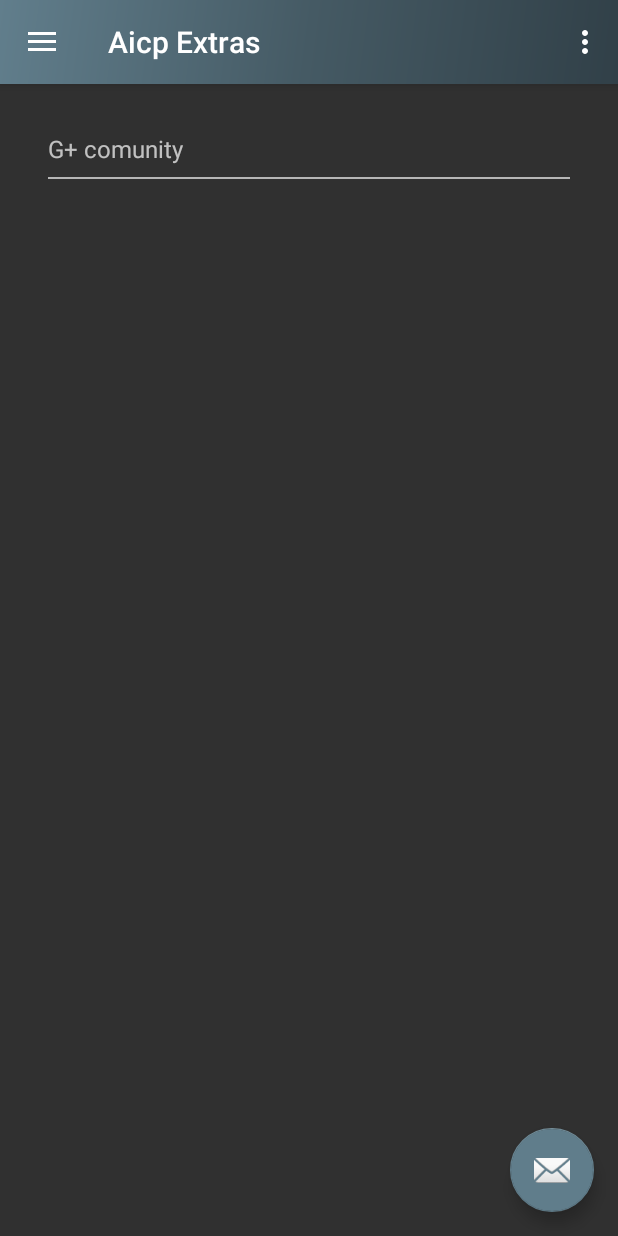
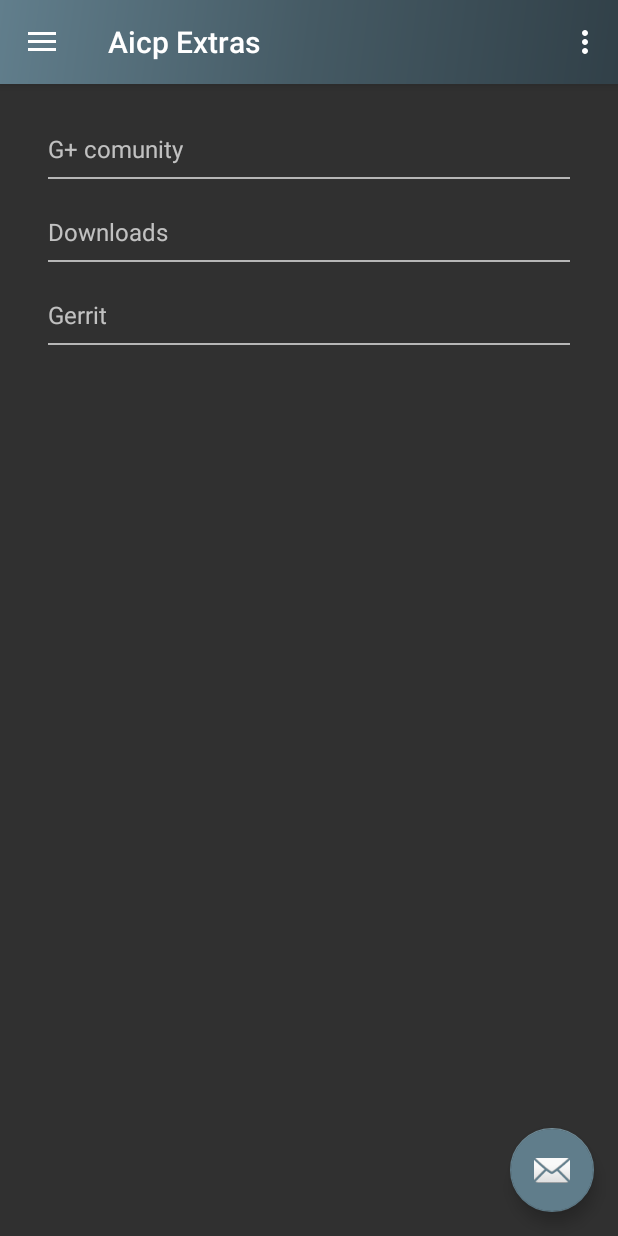
Before and after one commit to SpiritCroc/AicpExtras, an Android app: the screen it shows after launch (MainActivity), on a phone screen of 412 x 824 dp. Run offline under Robolectric (Android 15) with nearby library versions, the phone set to English and light mode, and no system bars.

```diff
--- a/app/src/main/java/com/lordclockan/aicpextras/AboutFragment.java
+++ b/app/src/main/java/com/lordclockan/aicpextras/AboutFragment.java
@@ -38,5 +38,29 @@ public class AboutFragment extends Fragment {
                 startActivity(intent);
             }
         });
+
+        TextView mAicpDownloads = (TextView) myView.findViewById(R.id.tvAicpDownloads);
+        mAicpDownloads.setOnClickListener(new View.OnClickListener() {
+
+            @Override
+            public void onClick(View arg0) {
+                String url = "http://dwnld.aicp-rom.com";
+                Intent intent = new Intent(Intent.ACTION_VIEW);
+                intent.setData(Uri.parse(url));
+                startActivity(intent);
+            }
+        });
+
+        TextView mAicpGerrit = (TextView) myView.findViewById(R.id.tvAicpGerrit);
+        mAicpGerrit.setOnClickListener(new View.OnClickListener() {
+
+            @Override
+            public void onClick(View arg0) {
+                String url = "http://gerrit.aicp-rom.com/#/q/status:open";
+                Intent intent = new Intent(Intent.ACTION_VIEW);
+                intent.setData(Uri.parse(url));
+                startActivity(intent);
+            }
+        });
     }
 }
--- a/app/src/main/res/layout/about_layout.xml
+++ b/app/src/main/res/layout/about_layout.xml
@@ -17,11 +17,48 @@
         android:textSize="16sp"
         style="TextAppearance.AppCompat.Body1"
         android:text="@string/g_community"
-        android:clickable="true" />
+        android:clickable="true"
+        android:enabled="true" />
 
     <View
         android:layout_marginTop="8dp"
-        android:layout_marginBottom="8dp"
+        android:layout_marginBottom="24dp"
+        android:layout_width="match_parent"
+        android:layout_height="1dp"
+        android:background="#B6B6B6" />
+
+    <TextView
+        android:layout_width="match_parent"
+        android:layout_height="wrap_content"
+        android:id="@+id/tvAicpDownloads"
+        android:layout_gravity="center_horizontal"
+        android:textSize="16sp"
+        style="TextAppearance.AppCompat.Body1"
+        android:text="@string/aicp_downloads_title"
+        android:clickable="true"
+        android:enabled="true" />
+
+    <View
+        android:layout_marginTop="8dp"
+        android:layout_marginBottom="24dp"
+        android:layout_width="match_parent"
+        android:layout_height="1dp"
+        android:background="#B6B6B6" />
+
+    <TextView
+        android:layout_width="match_parent"
+        android:layout_height="wrap_content"
+        android:id="@+id/tvAicpGerrit"
+        android:layout_gravity="center_horizontal"
+        android:textSize="16sp"
+        style="TextAppearance.AppCompat.Body1"
+        android:text="@string/aicp_gerrit_title"
+        android:clickable="true"
+        android:enabled="true" />
+
+    <View
+        android:layout_marginTop="8dp"
+        android:layout_marginBottom="24dp"
         android:layout_width="match_parent"
         android:layout_height="1dp"
         android:background="#B6B6B6" />
--- a/app/src/main/res/values/strings.xml
+++ b/app/src/main/res/values/strings.xml
@@ -25,4 +25,6 @@
     <string name="recents_panel_title">Recents panel</string>
     <string name="statubar_title">Status bar</string>
     <string name="toast_test_switch_title">Toast test switch</string>
+    <string name="aicp_downloads_title">Downloads</string>
+    <string name="aicp_gerrit_title">Gerrit</string>
 </resources>
--- a/app/src/main/res/xml/display_anim_layout.xml
+++ b/app/src/main/res/xml/display_anim_layout.xml
@@ -1,13 +1,16 @@
 <?xml version="1.0" encoding="utf-8"?>
 <PreferenceScreen xmlns:android="http://schemas.android.com/apk/res/android">
-    <EditTextPreference android:title="Your Name"
+    <EditTextPreference
+        android:title="Your Name"
         android:key="username"
         android:summary="Please provide your username"></EditTextPreference>
-    <CheckBoxPreference android:title="Application Updates"
+    <SwitchPreference
+        android:title="Application Updates"
         android:defaultValue="false"
         android:summary="This option if selected will allow the application to check for latest versions."
-        android:key="applicationUpdates" />
-    <ListPreference     android:title="Download Details"
+        android:key="test_check" />
+    <ListPreference
+        android:title="Download Details"
         android:summary="Select the kind of data that you would like to download"
         android:key="downloadType"
         android:defaultValue="1"
```
